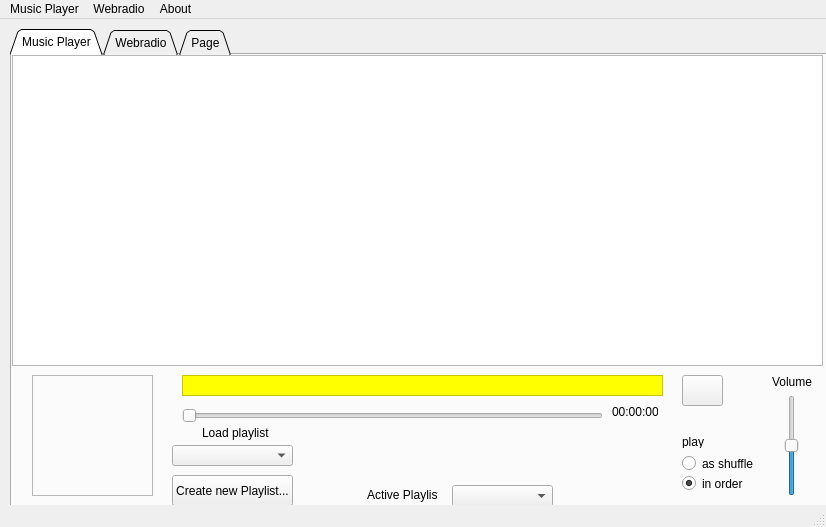
This is musicplayer.ui in AMCScarface/Mp3Test as Qt 5 draws it before an edit. The edited form follows.
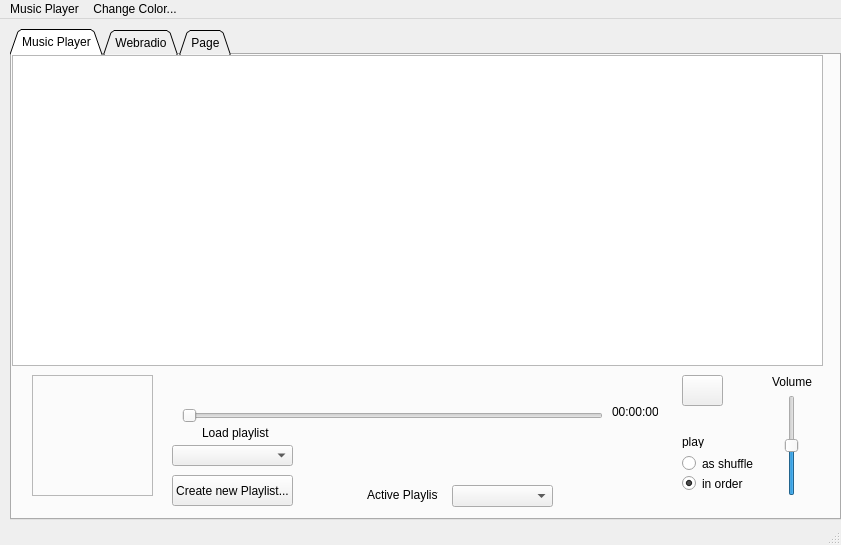
This is the edited form. Icons and pictures are not drawn.

Patch:
```diff
--- a/musicplayer.ui
+++ b/musicplayer.ui
@@ -6,8 +6,8 @@
    <rect>
     <x>0</x>
     <y>0</y>
-    <width>826</width>
-    <height>527</height>
+    <width>841</width>
+    <height>545</height>
    </rect>
   </property>
   <property name="windowTitle">
@@ -302,43 +302,6 @@
        </rect>
       </property>
      </widget>
-     <widget class="QLabel" name="lbl_currentPlaying">
-      <property name="geometry">
-       <rect>
-        <x>170</x>
-        <y>320</y>
-        <width>481</width>
-        <height>21</height>
-       </rect>
-      </property>
-      <property name="font">
-       <font>
-        <family>OCR A Extended</family>
-        <pointsize>11</pointsize>
-        <weight>75</weight>
-        <italic>true</italic>
-        <bold>true</bold>
-       </font>
-      </property>
-      <property name="styleSheet">
-       <string notr="true">background-color:rgb(255, 255, 0)</string>
-      </property>
-      <property name="frameShape">
-       <enum>QFrame::StyledPanel</enum>
-      </property>
-      <property name="frameShadow">
-       <enum>QFrame::Plain</enum>
-      </property>
-      <property name="text">
-       <string/>
-      </property>
-      <property name="scaledContents">
-       <bool>false</bool>
-      </property>
-      <property name="margin">
-       <number>1</number>
-      </property>
-     </widget>
      <widget class="QLabel" name="lbl_AlbumImage">
       <property name="geometry">
        <rect>
@@ -506,7 +469,7 @@
     <rect>
      <x>0</x>
      <y>0</y>
-     <width>826</width>
+     <width>841</width>
      <height>21</height>
     </rect>
    </property>
@@ -520,21 +483,15 @@
     <addaction name="actionAbout"/>
     <addaction name="actionExit"/>
    </widget>
-   <widget class="QMenu" name="menuWebradio">
+   <widget class="QMenu" name="menuChange_Color">
     <property name="title">
-     <string>Webradio</string>
+     <string>Change Color...</string>
     </property>
-   </widget>
-   <widget class="QMenu" name="menuWebradio_2">
-    <property name="title">
-     <string>About</string>
-    </property>
-    <addaction name="actionVersion_Number"/>
-    <addaction name="actionCreators"/>
+    <addaction name="actionBackground_Color"/>
+    <addaction name="actionButton_Color"/>
    </widget>
    <addaction name="menuMusic_Player"/>
-   <addaction name="menuWebradio"/>
-   <addaction name="menuWebradio_2"/>
+   <addaction name="menuChange_Color"/>
   </widget>
   <widget class="QStatusBar" name="statusBar"/>
   <action name="actionMenu">
```
Left out of the diff: 40 changed lines with no effect on the pictures.
